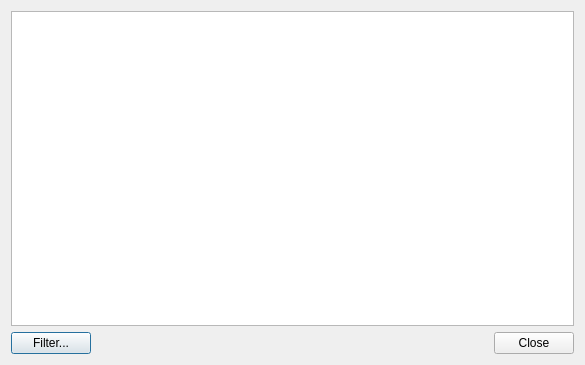
The window that gui-kde/cityview.ui (jusirkka/freeciv-kde) describes before a commit, drawn with Qt 5.
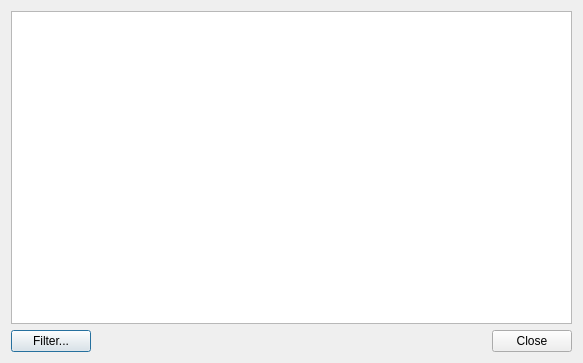
The same window after the commit. Icons and pictures are not drawn.

```diff
--- a/gui-kde/cityview.ui
+++ b/gui-kde/cityview.ui
@@ -6,8 +6,8 @@
    <rect>
     <x>0</x>
     <y>0</y>
-    <width>585</width>
-    <height>365</height>
+    <width>583</width>
+    <height>363</height>
    </rect>
   </property>
   <property name="windowTitle">
@@ -42,6 +42,9 @@
        <property name="sortingEnabled">
         <bool>true</bool>
        </property>
+       <attribute name="horizontalHeaderStretchLastSection">
+        <bool>true</bool>
+       </attribute>
        <attribute name="verticalHeaderVisible">
         <bool>false</bool>
        </attribute>
```
Left out of the diff: 6 changed lines with no effect on the pictures.
